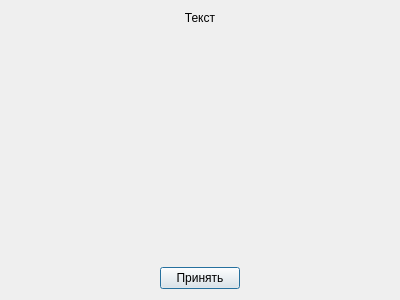
Before: the Qt Designer form src/HelpDialog.ui in Nodens-LOTGA/CircuitTester, drawn with Qt 5.
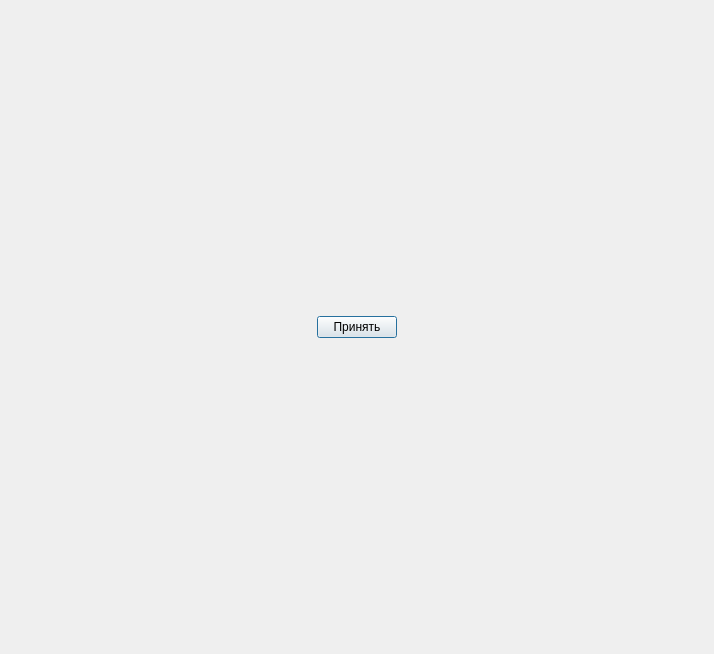
After: the same form once the commit is applied.

Patch:
```diff
--- a/src/HelpDialog.ui
+++ b/src/HelpDialog.ui
@@ -6,72 +6,52 @@
    <rect>
     <x>0</x>
     <y>0</y>
-    <width>400</width>
-    <height>300</height>
+    <width>714</width>
+    <height>654</height>
    </rect>
   </property>
   <property name="windowTitle">
    <string>Справка</string>
   </property>
-  <layout class="QGridLayout" name="gridLayout_2">
+  <layout class="QGridLayout" name="gridLayout">
    <item row="0" column="0">
-    <layout class="QGridLayout" name="gridLayout">
-     <item row="2" column="1">
+    <layout class="QHBoxLayout" name="horizontalLayout_2"/>
+   </item>
+   <item row="1" column="0">
+    <layout class="QHBoxLayout" name="horizontalLayout">
+     <item>
+      <spacer name="horizontalSpacer">
+       <property name="orientation">
+        <enum>Qt::Horizontal</enum>
+       </property>
+       <property name="sizeHint" stdset="0">
+        <size>
+         <width>246</width>
+         <height>17</height>
+        </size>
+       </property>
+      </spacer>
+     </item>
+     <item>
       <widget class="QPushButton" name="okPB">
        <property name="text">
         <string>Принять</string>
        </property>
       </widget>
      </item>
-     <item row="2" column="2">
+     <item>
       <spacer name="horizontalSpacer_2">
        <property name="orientation">
         <enum>Qt::Horizontal</enum>
        </property>
        <property name="sizeHint" stdset="0">
         <size>
-         <width>40</width>
-         <height>20</height>
+         <width>246</width>
+         <height>17</height>
         </size>
        </property>
       </spacer>
      </item>
-     <item row="1" column="1">
-      <spacer name="verticalSpacer">
-       <property name="orientation">
-        <enum>Qt::Vertical</enum>
-       </property>
-       <property name="sizeHint" stdset="0">
-        <size>
-         <width>20</width>
-         <height>40</height>
-        </size>
-       </property>
-      </spacer>
-     </item>
-     <item row="2" column="0">
-      <spacer name="horizontalSpacer">
-       <property name="orientation">
-        <enum>Qt::Horizontal</enum>
-       </property>
-       <property name="sizeHint" stdset="0">
-        <size>
-         <width>40</width>
-         <height>20</height>
-        </size>
-       </property>
-      </spacer>
-     </item>
-     <item row="0" column="1">
-      <widget class="QLabel" name="helpL">
-       <property name="text">
-        <string>Текст</string>
-       </property>
-       <property name="alignment">
-        <set>Qt::AlignCenter</set>
-       </property>
-      </widget>
-     </item>
     </layout>
    </item>
   </layout>
```
